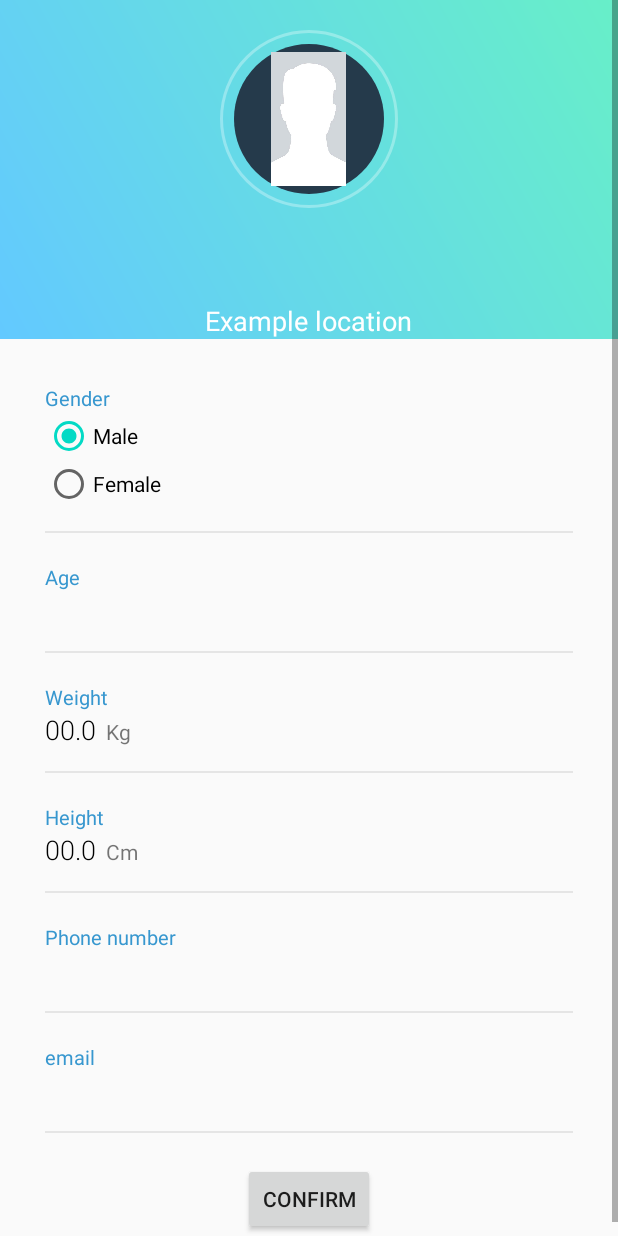
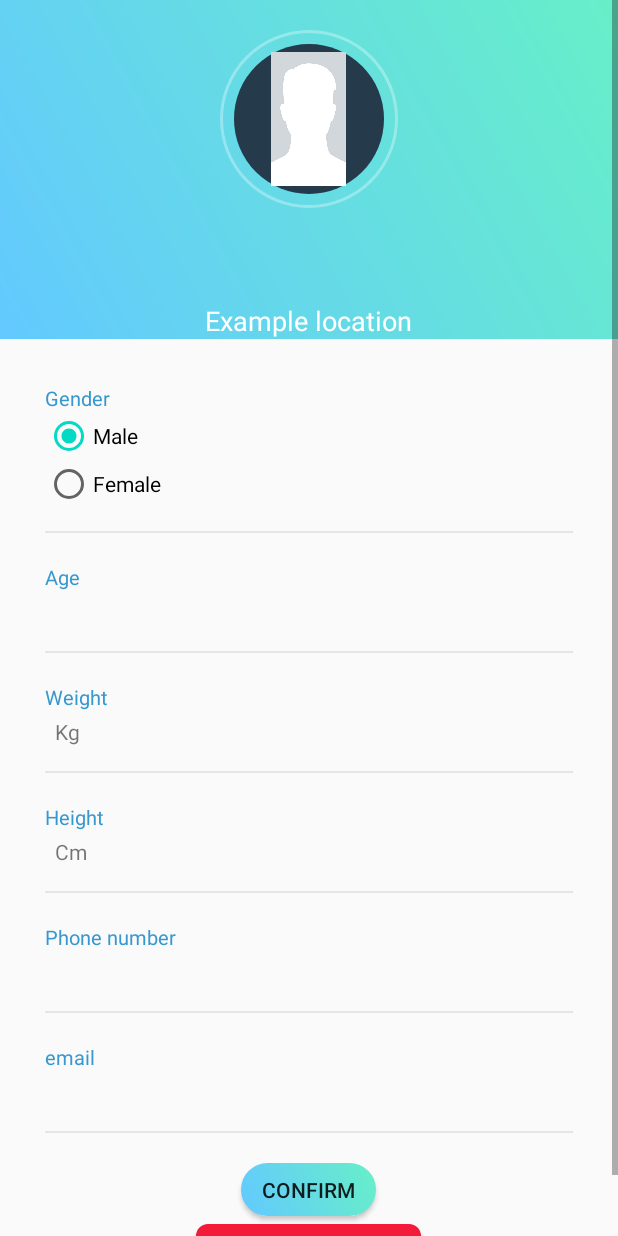
Before and after one commit to YassinMahouti/E-Health-Android-App, an Android app: the UserSettings screen opened directly, with no data from a screen before it, on a phone screen of 412 x 824 dp. Run offline under Robolectric (Android 15) with nearby library versions, the light colour scheme and no system bars; our stand-ins replace Firebase (no records; nobody signed in at launch, a user with empty details on screens opened directly); 1 statement that could not run was skipped.

Commit message:
Profile settings v1.5
Profile activity created
Profile screen works perfectly
Firebase connection works, but not with authentication
SignOut button added

```diff
--- a/app/build.gradle
+++ b/app/build.gradle
@@ -25,6 +25,8 @@ android {
         sourceCompatibility = 1.8
         targetCompatibility = 1.8
     }
+
+
 
 }
 
--- a/app/src/main/java/be/ehb/LoginMockup/ui/profile/UserSettings.java
+++ b/app/src/main/java/be/ehb/LoginMockup/ui/profile/UserSettings.java
@@ -1,6 +1,7 @@
 package be.ehb.LoginMockup.ui.profile;
 
 import android.content.DialogInterface;
+import android.content.Intent;
 import android.content.res.Configuration;
 import android.os.Bundle;
 import android.text.InputType;
@@ -17,6 +18,8 @@ import androidx.appcompat.app.AlertDialog;
 import androidx.appcompat.app.AppCompatActivity;
 
 
+import com.google.android.gms.tasks.OnCompleteListener;
+import com.google.android.gms.tasks.Task;
 import com.google.firebase.auth.FirebaseAuth;
 import com.google.firebase.auth.FirebaseUser;
 import com.google.firebase.database.DataSnapshot;
@@ -26,6 +29,8 @@ import com.google.firebase.database.FirebaseDatabase;
 import com.google.firebase.database.ValueEventListener;
 
 import be.ehb.Ehealth.R;
+import be.ehb.LoginMockup.LoginAct;
+import be.ehb.LoginMockup.ui.registratie.RegAct;
 
 public class UserSettings extends AppCompatActivity {
     //---Creation of local variables---//
@@ -53,9 +58,12 @@ public class UserSettings extends AppCompatActivity {
     RadioGroup radioGroup;
     RadioButton rBtn;
     Button btn_confirm;
+    Button btn_signOut;
 
     DatabaseReference databaseReference;
-    private FirebaseAuth auth;
+    private FirebaseAuth mAuth;
+
+    private UserProfile user;
 
     //---Function that initializes buttons to variables---//
     public void initialize() {
@@ -71,13 +79,14 @@ public class UserSettings extends AppCompatActivity {
         rBtn = (RadioButton) findViewById(R.id.Female);
 
 
+        btn_confirm = (Button) findViewById(R.id.btn_confirm);
+        btn_signOut = (Button) findViewById(R.id.btn_signOut);
 
-        btn_confirm = (Button) findViewById(R.id.btn_confirm);
 
 
     }
 
-    public void dialog_initialization(){
+    public void dialog_initialization() {
         dialog = new AlertDialog.Builder(this).create();
         editTextUsername = new EditText(this);
         dialog.setTitle("Insert your new value");
@@ -125,43 +134,39 @@ public class UserSettings extends AppCompatActivity {
         setContentView(R.layout.activity_profile_settings);
 
         initialize();       //--!initializes buttons to the on create--//
-       /* UserProfile user = new UserProfile("User", "1528",
-                "example@email.com", 15, "0487230522", 28.2f, 28.2f, "male");*/
 
 
+        //onStart();
         String uid;
 
         final FirebaseDatabase db_Root = FirebaseDatabase.getInstance();
-        auth=FirebaseAuth.getInstance();
-
+        mAuth = FirebaseAuth.getInstance();
+        uid="GRHcHyil5WRnb6H8032fBJAeiA73";
 
         databaseReference = db_Root.getReference("Users");
-        FirebaseUser currentFirebaseUser = auth.getCurrentUser();
-
-            uid=currentFirebaseUser.getUid();
-         //   databaseReference.child(uid);
+        FirebaseUser currentFirebaseUser = FirebaseAuth.getInstance().getCurrentUser();
+           databaseReference.child(uid);
 
 
         databaseReference.addValueEventListener(new ValueEventListener() {
             @Override
             public void onDataChange(@NonNull DataSnapshot dataSnapshot) {
-                UserProfile user= new UserProfile();
 
                 String username = dataSnapshot.child(uid).child("name").getValue(String.class);
                 tv_Username.setText(username);
-                System.out.println("I AM HEEERRRREEEEEEEEEEEE");
+
                 String gender = dataSnapshot.child(uid).child("gender").getValue(String.class);
-                if(gender =="male"){
-
-                    rBtn= (RadioButton) findViewById(R.id.Male);
-                }else {rBtn= (RadioButton) findViewById(R.id.Female);}
-                System.out.println("NOW I AM HEEERREEEEEEE");
+                if (gender == "male") {
+                    rBtn = (RadioButton) findViewById(R.id.Male);
+                } else {
+                    rBtn = (RadioButton) findViewById(R.id.Female);
+                }
                 String age = dataSnapshot.child(uid).child("age").getValue(String.class);
                 tv_Ageinput.setText(age);
 
-                int weight = Integer.parseInt(dataSnapshot.child(uid).child("weight").getValue(String.class));
+                String weight = dataSnapshot.child(uid).child("weight").getValue(String.class);
                 tv_Weightinput.setText(weight);
-                int height = Integer.parseInt(dataSnapshot.child(uid).child("height").getValue(String.class));
+                String height = dataSnapshot.child(uid).child("height").getValue(String.class);
                 tv_Heightinput.setText(height);
 
 
@@ -171,7 +176,7 @@ public class UserSettings extends AppCompatActivity {
                 String mail = dataSnapshot.child(uid).child("email").getValue(String.class);
                 tv_Emailinput.setText(mail);
 
-
+                user = new UserProfile(username, mail, age, phone, Float.parseFloat(String.valueOf(weight)), Float.parseFloat(String.valueOf(height)), gender);
             }
 
             @Override
@@ -179,10 +184,6 @@ public class UserSettings extends AppCompatActivity {
 
             }
         });
-
-
-
-
 
 
         ///---------------------------All AlertDialogs for every inputtype---------------------------///
@@ -210,10 +211,10 @@ public class UserSettings extends AppCompatActivity {
         dialog3.setButton(DialogInterface.BUTTON_POSITIVE, "Save changes", new DialogInterface.OnClickListener() {
             @Override
             public void onClick(DialogInterface dialog, int which) {
-                int age= Integer.parseInt(editTextAge.getText().toString());
-                if(age>=5 && age<=100) {
+                int age = Integer.parseInt(editTextAge.getText().toString());
+                if (age >= 5 && age <= 100) {
                     tv_Ageinput.setText(editTextAge.getText());
-                }else{
+                } else {
                     Toast.makeText(UserSettings.this, "Invalid input", Toast.LENGTH_SHORT).show();
                     dialog3.show();
                 }
@@ -293,36 +294,67 @@ public class UserSettings extends AppCompatActivity {
         });
 
 
-       btn_confirm.setOnClickListener(new View.OnClickListener() {
+        btn_confirm.setOnClickListener(new View.OnClickListener() {
             @Override
             public void onClick(View v) {
-               /* String str_name = String.valueOf(tv_Username.getText());
+                String str_name = String.valueOf(tv_Username.getText());
                 user.setUsername(str_name);
-                int int_age = Integer.parseInt(String.valueOf(tv_Ageinput.getText()));
-                user.setAge(int_age);
+                databaseReference.child(uid).child("name").setValue(str_name);
+                String age = (String) tv_Ageinput.getText();
+                user.setAge(age);
+                databaseReference.child(uid).child("age").setValue(age);
                 String gender = rBtn.getText().toString();
                 user.setGender(gender);
+                databaseReference.child(uid).child("gender").setValue(gender);
                 String weight = String.valueOf(tv_Weightinput.getText());
                 user.setUser_weight(Float.parseFloat(String.valueOf(weight)));
+                databaseReference.child(uid).child("weight").setValue(weight);
                 String height = String.valueOf(tv_Heightinput.getText());
                 user.setUser_height(Float.parseFloat(String.valueOf(height)));
+                databaseReference.child(uid).child("height").setValue(height);
                 String email = String.valueOf(tv_Emailinput.getText());
                 user.setUser_mail(email);
+                databaseReference.child(uid).child("email").setValue(email);
                 String phone = String.valueOf(tv_phoneinput.getText());
                 user.setPhone(phone);
+                databaseReference.child(uid).child("phone").setValue(phone);
 
-                System.out.println(user.getGender());*/
             }
 
         });
 
+       /* btn_confirm.setOnClickListener(new View.OnClickListener() {
+            @Override
+            public void onClick(View v) {
+                FirebaseAuth.getInstance().signOut();
+                if (v.getId() == R.id.btn_signOut){
+                mAuth.getInstance()
+                        .signOut()
+                        .addOnCompleteListener(new OnCompleteListener<Void>() {
+                            public void onComplete(@NonNull Task<Void> task) {
+                                // user is now signed out
+                                startActivity(new Intent(UserSettings.this, RegAct.class));
+                                finish();
+                            }
+                        });
+
+            }
+            }
+        });*/
     }
 
 
-public void onRadioButtonClicked(View v){
-    int selectedId=radioGroup.getCheckedRadioButtonId();
-    rBtn= (RadioButton) findViewById(selectedId);
-}
+    public void onRadioButtonClicked(View v) {
+        int selectedId = radioGroup.getCheckedRadioButtonId();
+        rBtn = (RadioButton) findViewById(selectedId);
+    }
 
+    protected void onStart() {
+        super.onStart();
+        if (mAuth.getCurrentUser() == null) {
+            finish();
+            startActivity(new Intent(this, LoginAct.class));
+        }
+    }
 
 }
--- /dev/null
+++ b/app/src/main/res/drawable/btn_round.xml
@@ -0,0 +1,6 @@
+<?xml version="1.0" encoding="utf-8"?>
+
+    <shape xmlns:android="http://schemas.android.com/apk/res/android" android:shape="rectangle">
+        <solid android:color="#F31B39"/>
+        <corners android:radius="8dp"/>
+    </shape>
--- /dev/null
+++ b/app/src/main/res/drawable/confirm_btn.xml
@@ -0,0 +1,9 @@
+<?xml version="1.0" encoding="utf-8"?>
+<shape android:shape="rectangle" xmlns:android="http://schemas.android.com/apk/res/android">
+    <gradient
+        android:angle="45"
+        android:endColor="@color/gradEnd"
+        android:startColor="@color/gradStart" />
+    <corners android:radius="50sp"></corners>
+
+</shape>
--- a/app/src/main/res/layout/activity_profile_settings.xml
+++ b/app/src/main/res/layout/activity_profile_settings.xml
@@ -314,10 +314,22 @@
 
                             <Button
                                 android:id="@+id/btn_confirm"
-                                android:layout_width="wrap_content"
-                                android:layout_height="wrap_content"
+                                android:layout_width="90dp"
+                                android:layout_height="35dp"
                                 android:layout_gravity="center_vertical|center_horizontal"
+                                android:background="@drawable/confirm_btn"
                                 android:text="Confirm">
+
+                            </Button>
+                            <Button
+                                android:id="@+id/btn_signOut"
+                                android:layout_width="150dp"
+                                android:layout_height="35dp"
+                                android:layout_gravity="center_vertical|center_horizontal"
+                                android:layout_margin="5dp"
+                                android:background="@drawable/btn_round"
+                                android:text="Sign-out"
+                                android:fontFamily="sans-serif">
 
                             </Button>
                         </LinearLayout>
--- a/build.gradle
+++ b/build.gradle
@@ -21,7 +21,6 @@ allprojects {
     repositories {
         google()
         jcenter()
-
     }
 }
 
```
Also changed, not shown: app/src/main/java/be/ehb/LoginMockup/ui/profile/UserProfile.java (+4 -16 lines), app/src/main/java/be/ehb/LoginMockup/ui/registratie/FirebaseAuthHelper.java (added, +14 -0 lines), app/src/main/java/be/ehb/LoginMockup/ui/registratie/User.java (added, +47 -0 lines), app/src/main/java/be/ehb/LoginMockup/ui/registratie/UserResults.java (added, +35 -0 lines).
